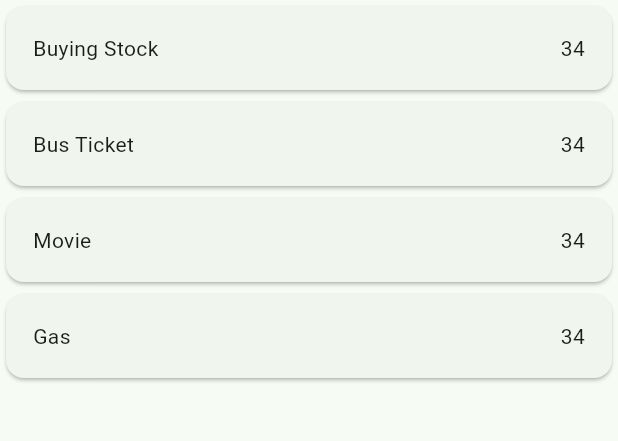
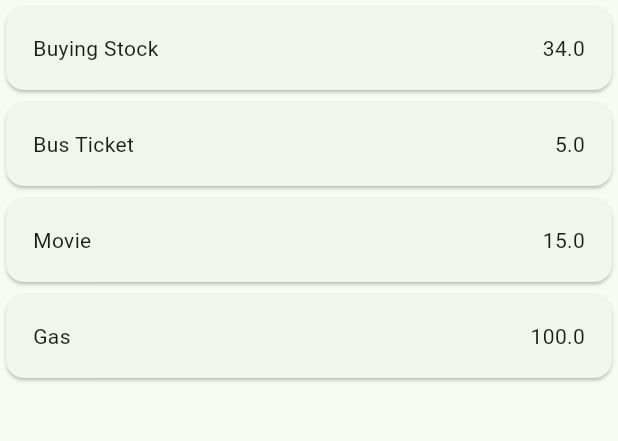
Before and after one commit to pranesh12/flutter_expenes_app, a Flutter app: the screen it shows after launch, on a phone screen of 412 x 824 dp, the part 84-525 px from its top. Run offline on Flutter 3.47's test engine with Material 3 defaults, Android fonts, the phone set to English and light mode, and no system bars.

Commit message:
reder issue solved

```diff
--- a/lib/pages/home_page.dart
+++ b/lib/pages/home_page.dart
@@ -1,10 +1,22 @@
+import 'package:expense_tracker/model/expense_model.dart';
 import 'package:expense_tracker/pages/add_expense.dart';
 import 'package:expense_tracker/widgets/expense_card.dart';
 import 'package:flutter/material.dart';
 
-class Home extends StatelessWidget {
-  const Home({super.key}); // Remove const here
+class Home extends StatefulWidget {
+  const Home({super.key});
+  @override
+  State<Home> createState() => _HomeState();
+}
 
+class _HomeState extends State<Home> {
+  void _addExpense(Expense expense) {
+    setState(() {
+      Expense.item.add(expense);
+    });
+  }
+
+  // Remove const here
   @override
   Widget build(BuildContext context) {
     void openOverlay() {
@@ -14,8 +26,10 @@ class Home extends StatelessWidget {
           return Container(
             height: 1000, // Set a fixed height for demonstration
             color: Colors.white, // Set a background color to make it visible
-            child: const Center(
-              child: AddExpense(),
+            child: Center(
+              child: AddExpense(
+                addExpense: _addExpense,
+              ),
             ),
           );
         },
--- a/lib/widgets/expense_list.dart
+++ b/lib/widgets/expense_list.dart
@@ -11,7 +11,11 @@ class ExpenseList extends StatelessWidget {
           child: Padding(
         padding: const EdgeInsets.all(18.0),
         child: Row(
-          children: [Text(expense.name), Spacer(), Text("34")],
+          children: [
+            Text(expense.name),
+            const Spacer(),
+            Text(expense.price.toString())
+          ],
         ),
       )),
     );
```
Also changed, not shown: lib/pages/add_expense.dart (+29 -14 lines).
